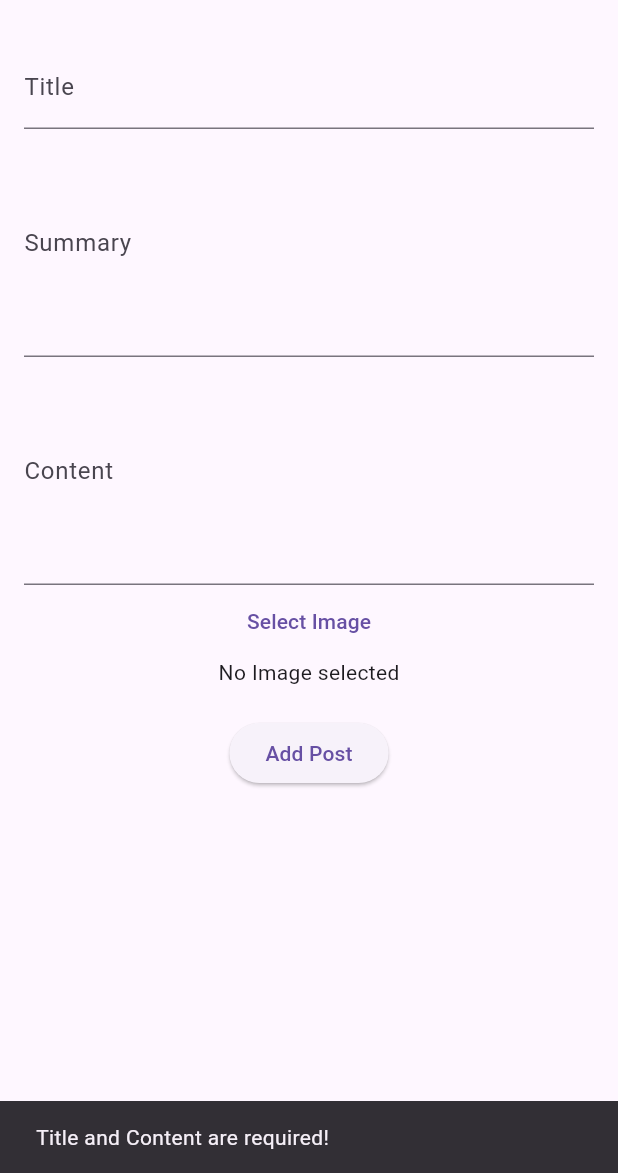
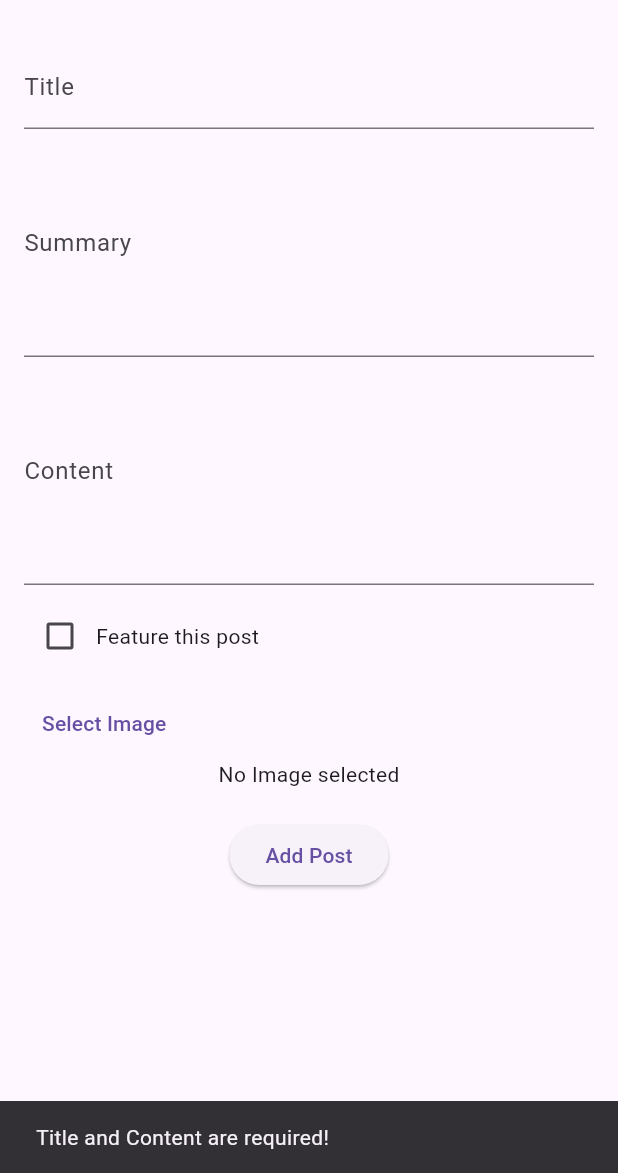
Before and after one commit to AnimeshPandey123/flutter_blog, a Flutter app: the CreatePostScreen screen opened directly with empty values, after a tap on "Add Post", on a phone screen of 412 x 824 dp, the part 63-1236 px from its top. Run offline on Flutter 3.47's test engine with Material 3 defaults, Android fonts, the phone set to English and light mode, and no system bars; our stand-ins replace flutter_slidable, image_picker, share_plus, sqflite; accounts and stored records are empty.

Commit message:
feat: add isFeatured in blog

```diff
--- a/lib/screens/create_post_screen.dart
+++ b/lib/screens/create_post_screen.dart
@@ -6,7 +6,7 @@ import 'package:flutter/cupertino.dart';
 import 'package:path_provider/path_provider.dart';
 
 class CreatePostScreen extends StatefulWidget {
-  final Function(String, String, String, String) onPostCreated;
+  final Function(String, String, String, String, bool) onPostCreated;
 
   const CreatePostScreen({super.key, required this.onPostCreated});
 
@@ -15,12 +15,10 @@ class CreatePostScreen extends StatefulWidget {
 }
 
 class _CreatePostScreenState extends State<CreatePostScreen> {
-
-
   final _titleController = TextEditingController();
   final _contentController = TextEditingController();
   final _summaryController = TextEditingController();
-  // final _imageController;
+  bool _isFeatured = false;
 
   File? _image;
   final picker = ImagePicker();
@@ -52,11 +50,16 @@ class _CreatePostScreenState extends State<CreatePostScreen> {
       );
       return;
     }
-    // getting a directory path for saving
 
     String imagePath = await getCopiedFile();
 
-    widget.onPostCreated(_titleController.text, _contentController.text, _summaryController.text, imagePath);
+    widget.onPostCreated(
+      _titleController.text,
+      _summaryController.text,
+      _contentController.text,
+      imagePath,
+      _isFeatured
+    );
     Navigator.pop(context);
   }
 
@@ -120,6 +123,7 @@ class _CreatePostScreenState extends State<CreatePostScreen> {
           child: Padding(
             padding: EdgeInsets.all(16.0),
             child: Column(
+              crossAxisAlignment: CrossAxisAlignment.start,
               children: [
                 TextField(
                   controller: _titleController,
@@ -135,24 +139,45 @@ class _CreatePostScreenState extends State<CreatePostScreen> {
                   decoration: InputDecoration(labelText: 'Content'),
                   maxLines: 5,
                 ),
+                SizedBox(height: 10),
+                Row(
+                  children: [
+                    Checkbox(
+                      value: _isFeatured,
+                      onChanged: (bool? value) {
+                        setState(() {
+                          _isFeatured = value ?? false;
+                        });
+                      },
+                    ),
+                    Text('Feature this post'),
+                  ],
+                ),
+                SizedBox(height: 10),
                 TextButton(
                   onPressed: showOptions,
                   child: Text('Select Image'),
                 ),
                 Center(
-              child: _image == null ? Text('No Image selected') : Image.file(_image!),
+                  child: _image == null
+                    ? Text('No Image selected')
+                    : Container(
+                        height: 200,
+                        child: Image.file(_image!, fit: BoxFit.contain),
+                      ),
                 ),
                 SizedBox(height: 20),
-            ElevatedButton(
+                Center(
+                  child: ElevatedButton(
                     onPressed: _submitPost,
                     child: Text('Add Post'),
+                  ),
                 ),
               ],
             ),
           ),
         )
       )
-
     );
   }
 }
```
Also changed, not shown: lib/database/database_helper.dart (+10 -1 lines), lib/main.dart (+8 -1 lines), lib/models/blog_post.dart (+16 -10 lines), lib/repositories/blog_repository.dart (+31 -6 lines), lib/screens/home_screen.dart (+19 -8 lines), lib/screens/update_post_screen.dart (+32 -3 lines). Lines whose indentation alone changed are shown as unchanged.
